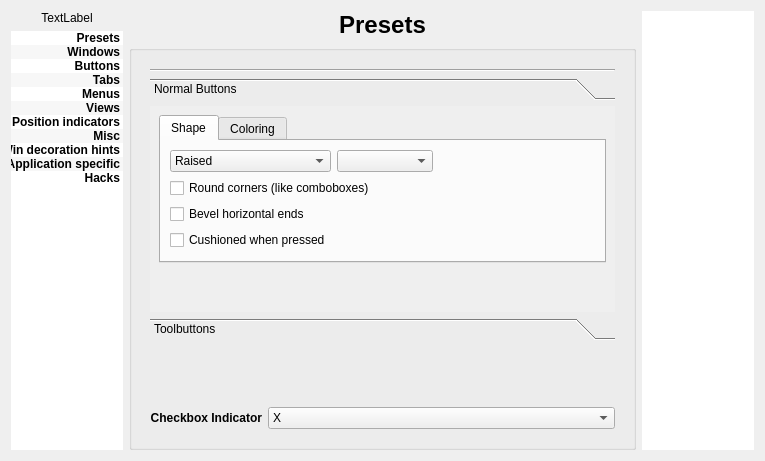
Qt form config/config.ui (deiv/bespin-pkg) before a commit.
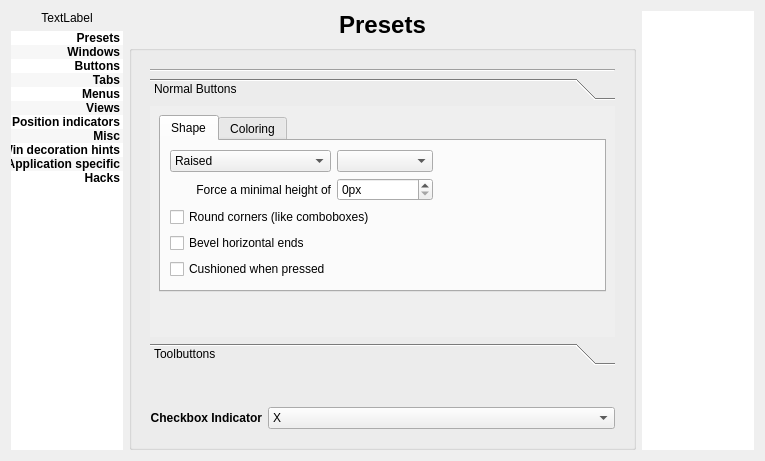
The same form after that commit. The open tabs and pages were chosen to show the change.

Commit message: btn min with gui

```diff
--- a/config/config.ui
+++ b/config/config.ui
@@ -1137,8 +1137,8 @@
               <rect>
                <x>0</x>
                <y>0</y>
-               <width>471</width>
-               <height>198</height>
+               <width>472</width>
+               <height>202</height>
               </rect>
              </property>
              <attribute name="label">
@@ -1203,27 +1203,44 @@
                     </property>
                    </spacer>
                   </item>
-                  <item row="1" column="0" colspan="3">
+                  <item row="2" column="0" colspan="3">
                    <widget class="QCheckBox" name="btnRound">
                     <property name="text">
                      <string>Round corners (like comboboxes)</string>
                     </property>
                    </widget>
                   </item>
-                  <item row="2" column="0" colspan="3">
+                  <item row="3" column="0" colspan="3">
                    <widget class="QCheckBox" name="btnBevelEnds">
                     <property name="text">
                      <string>Bevel horizontal ends</string>
                     </property>
                    </widget>
                   </item>
-                  <item row="3" column="0">
+                  <item row="4" column="0">
                    <widget class="QCheckBox" name="cushion">
                     <property name="text">
                      <string>Cushioned when pressed</string>
                     </property>
                    </widget>
                   </item>
+                  <item row="1" column="0">
+                   <widget class="QLabel" name="label_41">
+                    <property name="text">
+                     <string>Force a minimal height of</string>
+                    </property>
+                    <property name="alignment">
+                     <set>Qt::AlignRight|Qt::AlignTrailing|Qt::AlignVCenter</set>
+                    </property>
+                   </widget>
+                  </item>
+                  <item row="1" column="1">
+                   <widget class="QSpinBox" name="btnMinHeight">
+                    <property name="suffix">
+                     <string>px</string>
+                    </property>
+                   </widget>
+                  </item>
                  </layout>
                 </widget>
                 <widget class="QWidget" name="tab_2">
```
Left out of the diff: 26 changed lines with no effect on the pictures. The commit also changes 1 other file.
